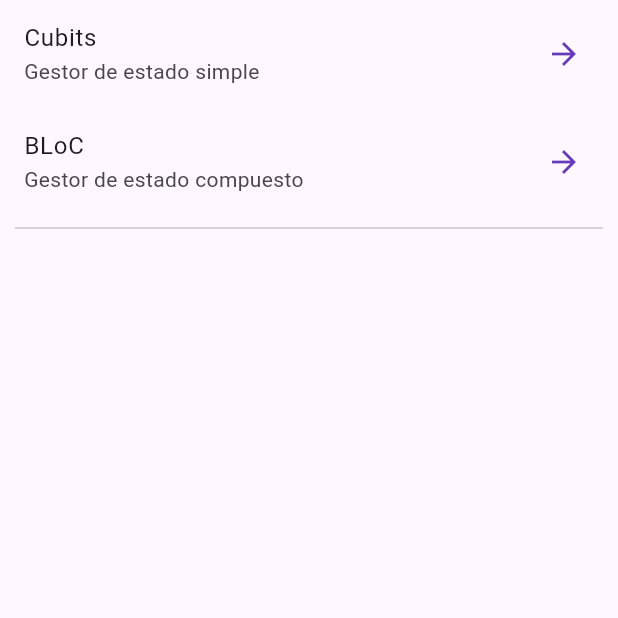
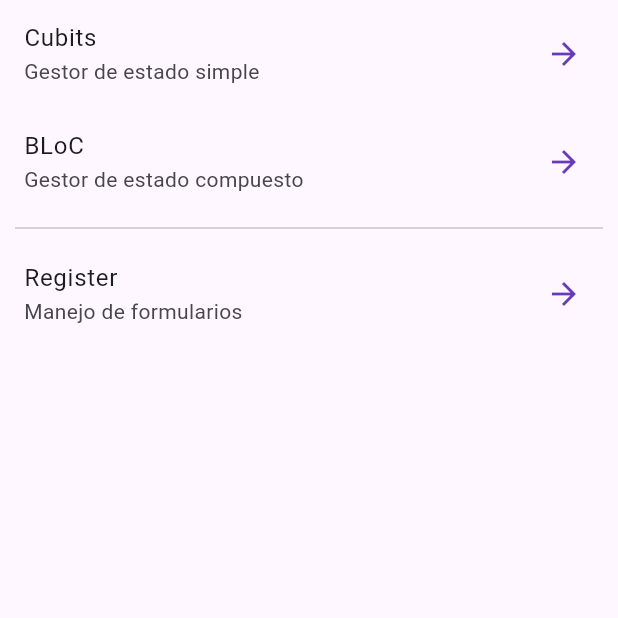
Before and after one commit to AleXx815/forms_app, a Flutter app: the screen it shows after launch, on a phone screen of 412 x 824 dp, the top half of it. Run offline on Flutter 3.47's test engine with Material 2 defaults, Android fonts, the phone set to English and light mode, and no system bars; our stand-ins replace equatable, flutter_bloc, go_router.

```diff
--- a/lib/config/router/app_router.dart
+++ b/lib/config/router/app_router.dart
@@ -16,5 +16,9 @@ final appRouter = GoRouter(
       path: "/counter-bloc",
       builder: (context, state) => const BlocCounterScreen(),
     ),
+    GoRoute(
+      path: "/new-user",
+      builder: (context, state) => const RegisterScreen(),
+    ),
   ],
 );
--- a/lib/presentation/screens/home_screen.dart
+++ b/lib/presentation/screens/home_screen.dart
@@ -24,7 +24,13 @@ class HomeScreen extends StatelessWidget {
           const Padding(
             padding: EdgeInsets.symmetric(horizontal: 10),
             child: Divider(),
-          )
+          ),
+          ListTile(
+            title: const Text("Register"),
+            subtitle: const Text("Manejo de formularios"),
+            trailing: const Icon(Icons.arrow_forward_outlined),
+            onTap: () => context.push("/new-user"),
+          ),
         ],
       ),
     );
--- a/lib/presentation/screens/screens.dart
+++ b/lib/presentation/screens/screens.dart
@@ -1,3 +1,4 @@
+export 'package:forms_app/presentation/screens/register_screen.dart';
 export 'home_screen.dart';
 export 'cubit_counter_screen.dart';
 export 'bloc_counter_screen.dart';
```
Also changed, not shown: lib/presentation/screens/register_screen.dart (added, +50 -0 lines).
